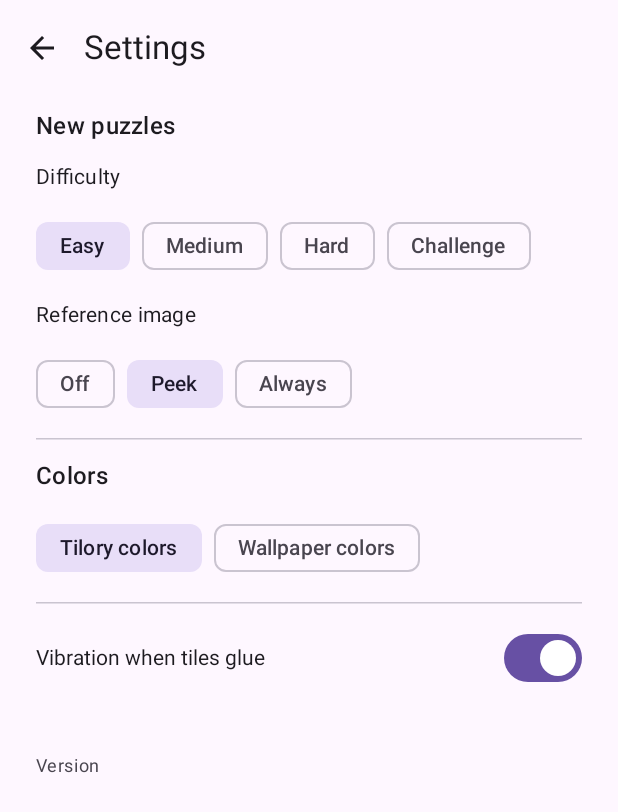
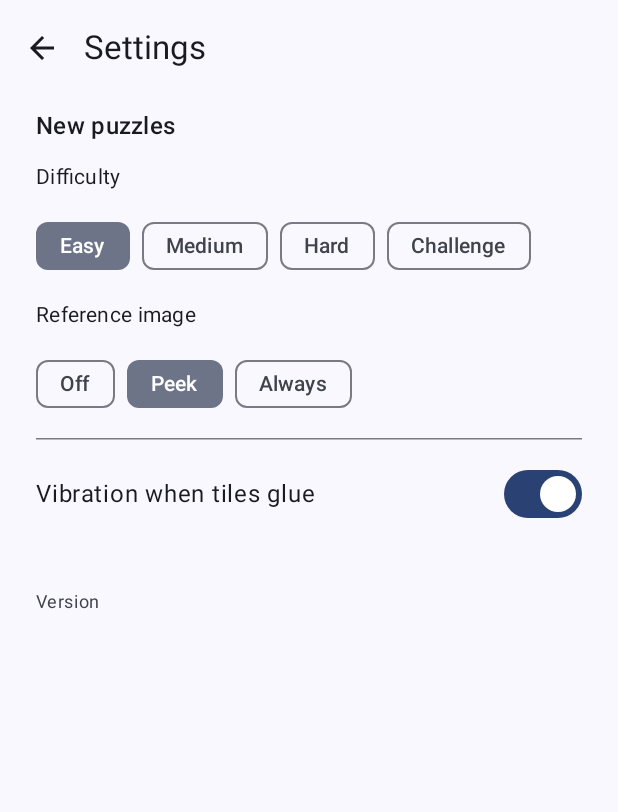
Before and after one commit to ekaterina-voronkova/tilory, an Android app built with Jetpack Compose: the composable SettingsScreen shown on its own in the app's theme, after a tap on "Easy", on a phone screen of 412 x 824 dp. Shown: the top 812 px of the screen. Run offline under Robolectric (Android 15) with nearby library versions, the phone set to English and light mode, and no system bars; pictures from the network do not load.

Commit message:
Colours: remove the Tilory palette, back to the theme colours (#30)
Co-Authored-By: Claude Opus 5.5 <noreply@anthropic.com>

```diff
--- a/app/src/main/java/com/voronkova/tilory/MainActivity.kt
+++ b/app/src/main/java/com/voronkova/tilory/MainActivity.kt
@@ -7,9 +7,7 @@ import androidx.activity.ComponentActivity
 import androidx.activity.compose.setContent
 import androidx.activity.enableEdgeToEdge
 import androidx.activity.viewModels
-import androidx.compose.runtime.getValue
 import androidx.core.content.IntentCompat
-import androidx.lifecycle.compose.collectAsStateWithLifecycle
 import androidx.lifecycle.Lifecycle
 import androidx.lifecycle.lifecycleScope
 import androidx.lifecycle.repeatOnLifecycle
@@ -33,8 +31,7 @@ class MainActivity : ComponentActivity() {
             }
         }
         setContent {
-            val data by vm.data.collectAsStateWithLifecycle()
-            TiloryTheme(data.settings.colors) {
+            TiloryTheme {
                 TiloryApp(vm)
             }
         }
--- a/app/src/main/java/com/voronkova/tilory/data/Models.kt
+++ b/app/src/main/java/com/voronkova/tilory/data/Models.kt
@@ -43,12 +43,7 @@ data class Settings(
     val ownTiles: Int = Preset.MEDIUM.tiles,
     val ownReference: ReferenceMode = ReferenceMode.PEEK,
     val vibration: Boolean = true,
-    val colors: ColorSource = ColorSource.TILORY,
 )
-
-/** Interface colours (#25): from the icon painting, or from the wallpaper (Android 12+). */
-@Serializable
-enum class ColorSource { TILORY, WALLPAPER }
 
 /** The smallest tile allowed, in dp; limits the largest grid (design §4, #17). */
 const val MIN_TILE_DP = 40
--- a/app/src/main/java/com/voronkova/tilory/ui/OtherScreens.kt
+++ b/app/src/main/java/com/voronkova/tilory/ui/OtherScreens.kt
@@ -57,7 +57,6 @@ import androidx.compose.ui.res.stringResource
 import androidx.compose.ui.unit.dp
 import androidx.lifecycle.compose.collectAsStateWithLifecycle
 import com.voronkova.tilory.R
-import com.voronkova.tilory.data.ColorSource
 import com.voronkova.tilory.data.HistoryEntry
 import com.voronkova.tilory.data.Preset
 import java.text.DateFormat
@@ -254,29 +253,6 @@ fun SettingsScreen(vm: TiloryViewModel) {
             Text(stringResource(R.string.reference), style = MaterialTheme.typography.bodyMedium)
             ReferenceChips(settings.ownReference) { mode -> vm.updateSettings { it.copy(ownReference = mode) } }
 
-            if (wallpaperColorsAvailable) {
-                HorizontalDivider()
-                Text(stringResource(R.string.colors_title), style = MaterialTheme.typography.titleMedium)
-                androidx.compose.foundation.layout.FlowRow(horizontalArrangement = Arrangement.spacedBy(8.dp)) {
-                    ColorSource.entries.forEach { source ->
-                        androidx.compose.material3.FilterChip(
-                            selected = settings.colors == source,
-                            onClick = { vm.updateSettings { it.copy(colors = source) } },
-                            label = {
-                                Text(
-                                    stringResource(
-                                        when (source) {
-                                            ColorSource.TILORY -> R.string.colors_tilory
-                                            ColorSource.WALLPAPER -> R.string.colors_wallpaper
-                                        },
-                                    ),
-                                )
-                            },
-                        )
-                    }
-                }
-            }
-
             HorizontalDivider()
             Row(verticalAlignment = Alignment.CenterVertically) {
                 Text(stringResource(R.string.vibration), Modifier.weight(1f))
--- a/app/src/main/java/com/voronkova/tilory/ui/TiloryApp.kt
+++ b/app/src/main/java/com/voronkova/tilory/ui/TiloryApp.kt
@@ -18,8 +18,10 @@ import androidx.compose.material3.MaterialTheme
 import androidx.compose.material3.Surface
 import androidx.compose.material3.Text
 import androidx.compose.material3.TextButton
+import androidx.compose.material3.darkColorScheme
 import androidx.compose.material3.dynamicDarkColorScheme
 import androidx.compose.material3.dynamicLightColorScheme
+import androidx.compose.material3.lightColorScheme
 import androidx.compose.runtime.Composable
 import androidx.compose.runtime.getValue
 import androidx.compose.runtime.LaunchedEffect
@@ -35,23 +37,20 @@ import androidx.compose.ui.res.stringResource
 import androidx.compose.ui.unit.dp
 import androidx.lifecycle.compose.collectAsStateWithLifecycle
 import com.voronkova.tilory.R
-import com.voronkova.tilory.data.ColorSource
 import com.voronkova.tilory.data.Photo
 import kotlinx.coroutines.Dispatchers
 import kotlinx.coroutines.withContext
 
-/** Wallpaper colours exist only on Android 12+. */
-val wallpaperColorsAvailable = Build.VERSION.SDK_INT >= Build.VERSION_CODES.S
-
+/** The phone's theme colours: wallpaper colours on Android 12+, the default Material scheme below (#30). */
 @Composable
-fun TiloryTheme(colors: ColorSource, content: @Composable () -> Unit) {
+fun TiloryTheme(content: @Composable () -> Unit) {
     val dark = isSystemInDarkTheme()
     val context = LocalContext.current
     val scheme = when {
-        colors == ColorSource.WALLPAPER && wallpaperColorsAvailable ->
+        Build.VERSION.SDK_INT >= Build.VERSION_CODES.S ->
             if (dark) dynamicDarkColorScheme(context) else dynamicLightColorScheme(context)
-        dark -> TiloryDark
-        else -> TiloryLight
+        dark -> darkColorScheme()
+        else -> lightColorScheme()
     }
     MaterialTheme(colorScheme = scheme) {
         Surface(color = MaterialTheme.colorScheme.background, content = content)
--- a/app/src/main/java/com/voronkova/tilory/ui/UpdateRow.kt
+++ b/app/src/main/java/com/voronkova/tilory/ui/UpdateRow.kt
@@ -69,7 +69,6 @@ fun UpdateRow(update: UpdateController) {
                     LinearProgressIndicator(
                         progress = { s.percent / 100f },
                         modifier = Modifier.fillMaxWidth().padding(bottom = 8.dp),
-                        color = MaterialTheme.colorScheme.tertiary,
                     )
                 }
                 is UpdateUi.Ready -> ActionLine(
--- a/app/src/main/res/values/strings.xml
+++ b/app/src/main/res/values/strings.xml
@@ -57,7 +57,4 @@
     <string name="update_channel">Updates</string>
     <string name="update_notif_title">Tilory %s is downloaded</string>
     <string name="update_notif_text">Tap to install</string>
-    <string name="colors_title">Colors</string>
-    <string name="colors_tilory">Tilory colors</string>
-    <string name="colors_wallpaper">Wallpaper colors</string>
 </resources>
```
Also changed, not shown: 2 other files.
